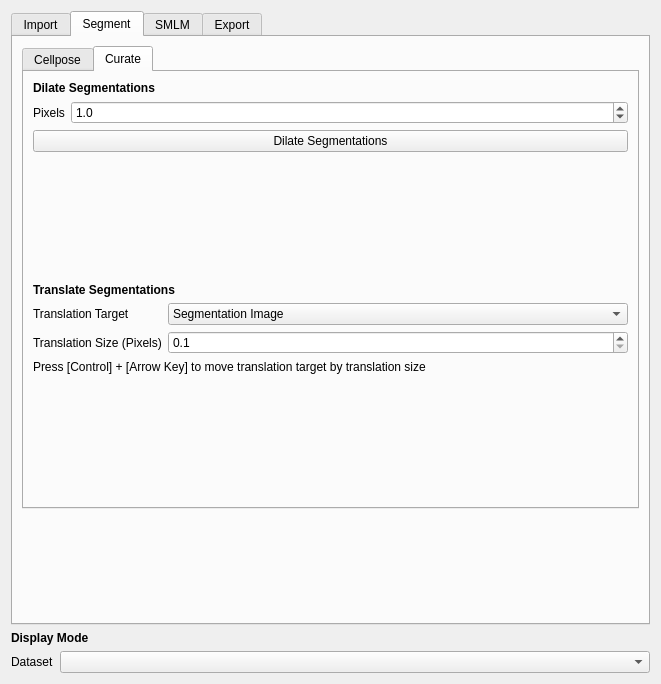
This is src/moltrack/GUI/widget_ui.ui in piedrro/napari-moltrack as Qt 5 draws it before an edit. The edited form follows.
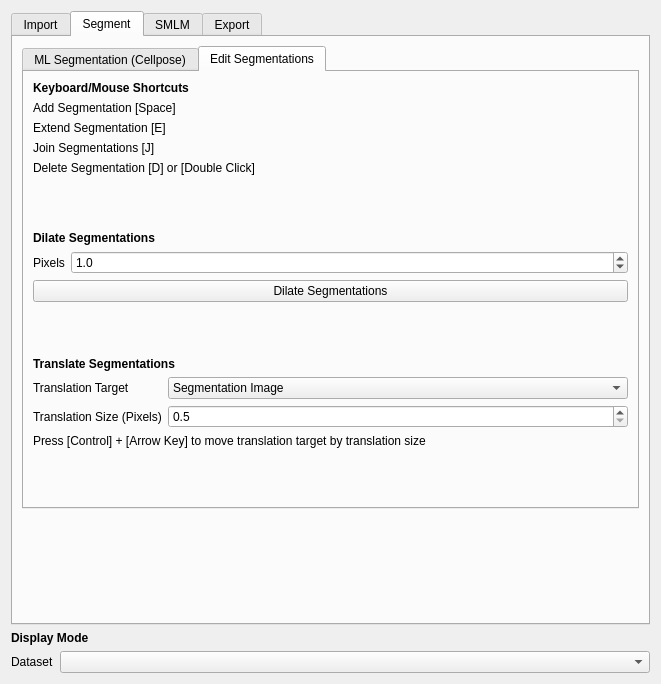
This is the edited form. The open tabs and pages were chosen to show the change.

What changed in the file:
```diff
--- a/src/moltrack/GUI/widget_ui.ui
+++ b/src/moltrack/GUI/widget_ui.ui
@@ -299,7 +299,7 @@
          </property>
          <widget class="QWidget" name="tab_24">
           <attribute name="title">
-           <string>Cellpose</string>
+           <string>ML Segmentation (Cellpose)</string>
           </attribute>
           <layout class="QVBoxLayout" name="verticalLayout_28">
            <item>
@@ -789,9 +789,63 @@
          </widget>
          <widget class="QWidget" name="tab_26">
           <attribute name="title">
-           <string>Curate</string>
+           <string>Edit Segmentations</string>
           </attribute>
           <layout class="QVBoxLayout" name="verticalLayout_30">
+           <item>
+            <widget class="QLabel" name="label_132">
+             <property name="font">
+              <font>
+               <weight>75</weight>
+               <bold>true</bold>
+              </font>
+             </property>
+             <property name="text">
+              <string>Keyboard/Mouse Shortcuts</string>
+             </property>
+            </widget>
+           </item>
+           <item>
+            <widget class="QLabel" name="label_15">
+             <property name="text">
+              <string>Add Segmentation [Space]</string>
+             </property>
+            </widget>
+           </item>
+           <item>
+            <widget class="QLabel" name="label_17">
+             <property name="text">
+              <string>Extend Segmentation [E]</string>
+             </property>
+            </widget>
+           </item>
+           <item>
+            <widget class="QLabel" name="label_18">
+             <property name="text">
+              <string>Join Segmentations [J]</string>
+             </property>
+            </widget>
+           </item>
+           <item>
+            <widget class="QLabel" name="label_16">
+             <property name="text">
+              <string>Delete Segmentation [D] or [Double Click]</string>
+             </property>
+            </widget>
+           </item>
+           <item>
+            <spacer name="verticalSpacer_7">
+             <property name="orientation">
+              <enum>Qt::Vertical</enum>
+             </property>
+             <property name="sizeHint" stdset="0">
+              <size>
+               <width>20</width>
+               <height>40</height>
+              </size>
+             </property>
+            </spacer>
+           </item>
            <item>
             <widget class="QLabel" name="label_103">
              <property name="font">
@@ -820,7 +874,7 @@
                 <number>1</number>
                </property>
                <property name="minimum">
-                <double>0.100000000000000</double>
+                <double>-10.000000000000000</double>
                </property>
                <property name="maximum">
                 <double>10.000000000000000</double>
@@ -880,7 +934,7 @@
                 <number>1</number>
                </property>
                <property name="minimum">
-                <double>0.100000000000000</double>
+                <double>0.500000000000000</double>
                </property>
               </widget>
              </item>
```
Left out of the diff: 37 changed lines with no effect on the pictures.
